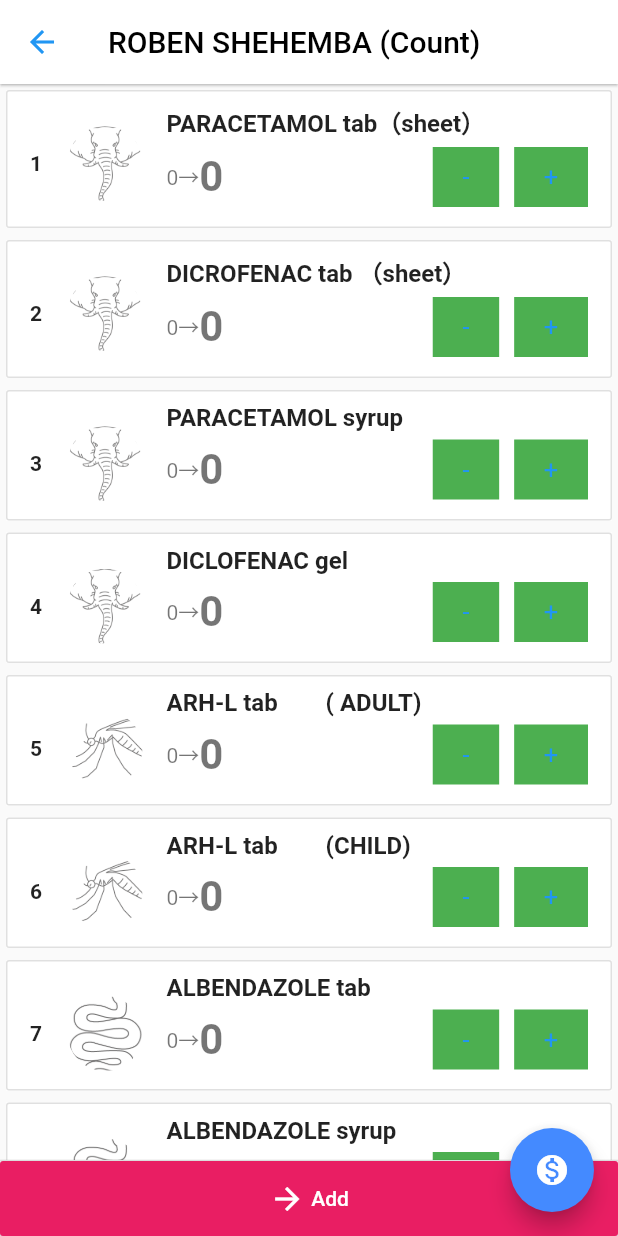
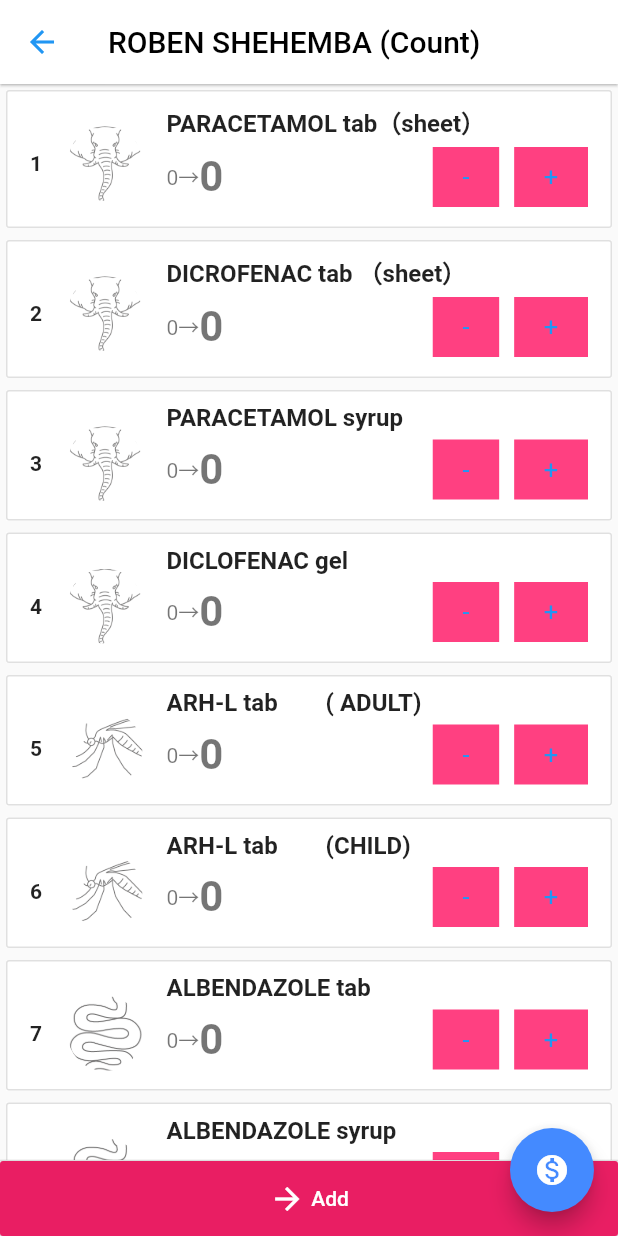
Before and after one commit to afrimedico/CUORE, a Flutter app: the screen it shows after launch, after a tap on an icon or button, on a phone screen of 412 x 824 dp. Run offline on Flutter 3.47's test engine with Material 2 defaults, Android fonts, the phone set to English and light mode, and no system bars; our stand-ins replace csv, image_picker, shared_preferences; missing offline and left inert: dart:ffi, flutter_sms; Roboto replaces fonts that are missing (Aveny).

Commit message:
Remove list items on checkout screen, change UI and update smsInfo

```diff
--- a/lib/screen/home.dart
+++ b/lib/screen/home.dart
@@ -244,7 +244,7 @@ class _WhatsAppHomeState extends State<HomeScreen>
                     CupertinoDialogAction(
                       child: Text("Resend by SMS"),
                       onPressed: () async {
-                        var address = "+1 717 727-2636";
+                        var address = "+1 619 357 4294";
                         // sendSms(address, text);
                         List<String> addresses = [address];
 
--- a/lib/screen/otclist.dart
+++ b/lib/screen/otclist.dart
@@ -180,7 +180,7 @@ class OtcListState extends State<OtcListScreen>
       child: new Container(
         decoration: new BoxDecoration(
             color: (otc.base > 0 && otc.count == 0
-                ? Colors.greenAccent
+                ? Colors.orangeAccent
                 : otc.count > otc.base
                     ? Colors.lightBlueAccent
                     : Colors.white)),
@@ -253,7 +253,7 @@ class OtcListState extends State<OtcListScreen>
                             padding: EdgeInsets.symmetric(vertical: 10, horizontal: 20),
                             borderRadius: BorderRadius.zero,
                             minSize: 0,
-                            color: Colors.green,
+                            color: Colors.pinkAccent,
                             onPressed: () => _remove(otc),
                           ),
                           SizedBox(
@@ -264,7 +264,7 @@ class OtcListState extends State<OtcListScreen>
                             padding: EdgeInsets.symmetric(vertical: 10, horizontal: 20),
                             borderRadius: BorderRadius.zero,
                             minSize: 0,
-                            color: Colors.green,
+                            color: Colors.pinkAccent,
                             onPressed: () => _add(otc),
                           ),
                         ],
```
Also changed, not shown: lib/screen/ringup.dart (+14 -32 lines).
